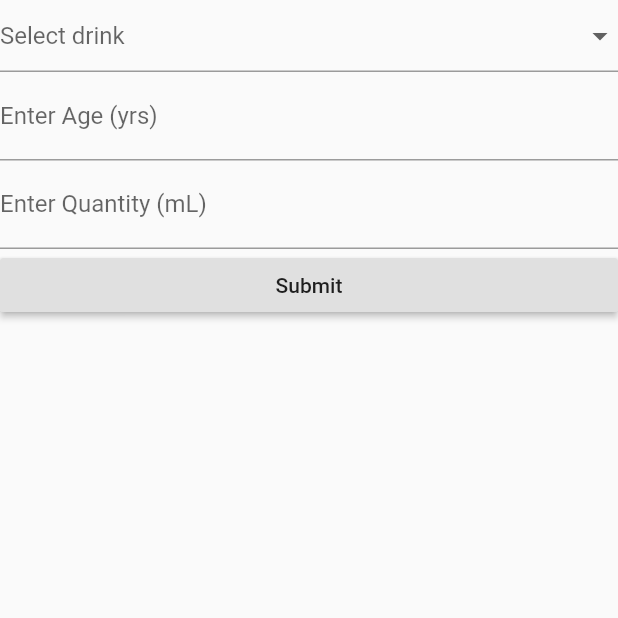
After one commit to BenedictKohler/NutriCalc, a Flutter app: the screen it shows after launch, after a tap on "Calculate", on a phone screen of 412 x 824 dp, the top half of it. The commit adds this screen. Run offline on Flutter 3.47's test engine with Material 2 defaults, Android fonts, the phone set to English and light mode, and no system bars; our stand-ins replace csv.

Commit message:
form work. needs styling and app bar

```diff
--- /dev/null
+++ b/lib/CalcForm.dart
@@ -0,0 +1,156 @@
+import 'dart:collection';
+
+import 'package:flutter/material.dart';
+
+void main() {
+
+  runApp(
+      MaterialApp(
+        title: "NutriCalc",
+        home: CalcForm(),
+      )
+  );
+}
+
+
+// This is a stateful widget. Don't worry about how it or
+// the setState() calls work until
+// Chapter 9. For now, just focus on the Form itself.
+class CalcForm extends StatefulWidget {
+  static const id = 'calcform';
+  @override
+  _CalcForm createState() => _CalcForm();
+}
+
+class _CalcForm extends State<CalcForm> {
+// A Map (aka. hash) to hold the data from the Form.
+//   final Map<String, dynamic> _searchForm = <String, dynamic>{
+//     'searchTerm': "",
+//     'searchType': SearchType.web,
+//     'safeSearchOn': true,
+//   };
+// The Flutter key to point to the Form
+  final GlobalKey<FormState> _key = GlobalKey();
+  String selectedDrink = "";
+  int ageEntered;
+  double quantityEntered;
+
+
+  // HashMap<String, List<double>> map;
+
+  static var drinks = [
+    "Drink 1",
+    "Drink 2",
+    "Drink 3"
+  ];
+
+  List<DropdownMenuItem<String>> dropDownItems = getDropDownItems(drinks);
+
+  @override
+  Widget build(BuildContext context) {
+    return Material(child:
+    Form(
+
+      key: _key,
+      // Make autovalidate true to validate on every keystroke. In
+      // this case we only want to validate on submit.
+      autovalidateMode: AutovalidateMode.always,
+      child: Container(
+
+        child: ListView(
+          children: <Widget>[
+            DropdownButtonFormField<String>(
+                items: dropDownItems,
+                hint: new Text("Select drink"),
+                onChanged: (String selected) {
+                  setState( () {
+                    selectedDrink = selected;
+                  });
+                },
+
+
+            ),
+            TextFormField(
+              decoration: InputDecoration(
+                  labelText: "Enter Age (yrs)"
+              ),
+              keyboardType: TextInputType.number,
+              onChanged: (String val) {
+                setState(() {
+                  ageEntered = int.parse(val);
+                });
+              },
+
+              onSaved: (String val) { },
+
+              validator: (String val) {
+
+                return null;
+              },
+            ),
+            TextFormField(
+              // initialValue: "Enter quantity",
+              decoration: InputDecoration(
+                labelText: "Enter Quantity (mL)"
+              ),
+              onChanged: (String val) {
+                setState(() {
+                  quantityEntered = double.parse(val);
+                });
+              },
+              keyboardType: TextInputType.number,
+
+              onSaved: (String val) { },
+
+              validator: (String val) {
+
+                return null;
+              },
+            ),
+
+            // Wrapping the Checkbox in a FormField so we can have an
+            // onSaved and a validator
+
+            // This is the 'Submit' button
+            RaisedButton(
+                child: const Text('Submit'),
+                onPressed: () {
+                  // Navigator.push(context,MaterialPageRoute(builder: (context) => _ProperFormState())); // ?
+                  // If every field passes validation, let them through.
+                  // Remember, this calls the validator on all fields in
+                  // the form.
+
+                  // Similarly this calls onSaved() for all fields
+
+                  // You'd save the data to a database or whatever here
+                  if (_key.currentState.validate())
+                    print('Successfully saved the state.');
+                }
+
+            )
+          ],
+        ),
+      ),
+    ));
+  }
+
+  // void _dropDownChanged(SearchType val) {
+  //   setState(() => _searchForm['searchType'] = val);
+  // }
+
+  void showAlert(BuildContext context, String text){
+    showDialog(context: context, builder: (context) => AlertDialog(
+        content: Text(text)
+    ));
+  }
+
+  static List<DropdownMenuItem<String>> getDropDownItems(dynamic drinks) {
+    List<DropdownMenuItem<String>> items = new List<DropdownMenuItem<String>>();
+    for (var drink in drinks) {
+      debugPrint(drink);
+      items.add(new DropdownMenuItem(child: new Text(drink), value: drink));
+    }
+    return items;
+  }
+
+}
--- a/lib/HomeScreen.dart
+++ b/lib/HomeScreen.dart
@@ -2,6 +2,7 @@ import 'dart:convert';
 import 'dart:io';
 import 'package:flutter/services.dart';
 import 'package:nutri_calc/AddFormulaScreen.dart';
+import 'package:nutri_calc/CalcForm.dart';
 import 'package:path/path.dart' as p;
 import 'package:flutter/material.dart';
 import 'package:csv/csv.dart';
@@ -61,6 +62,14 @@ class _HomeScreenState extends State<HomeScreen> {
                         Navigator.pushNamed(context, AddFormulaScreen.id),
                   ),
                 ),
+                Padding(
+                  padding: EdgeInsets.all(10),
+                  child: RaisedButton(
+                    child: Text('Calculate'),
+                    onPressed: () =>
+                        Navigator.pushNamed(context, CalcForm.id),
+                  ),
+                ),
               ],
             ),
           ],
--- a/lib/main.dart
+++ b/lib/main.dart
@@ -1,5 +1,6 @@
 import 'package:flutter/material.dart';
 import 'AddFormulaScreen.dart';
+import 'CalcForm.dart';
 import 'HomeScreen.dart';
 
 void main() {
@@ -13,7 +14,8 @@ class MyApp extends StatelessWidget {
       initialRoute: HomeScreen.id,
       routes: {
         HomeScreen.id: (context) => HomeScreen(),
-        AddFormulaScreen.id: (context) => AddFormulaScreen()
+        AddFormulaScreen.id: (context) => AddFormulaScreen(),
+        CalcForm.id: (context) => CalcForm()
       },
     );
   }
```
Also changed, not shown: pubspec.lock, 1 other file.
